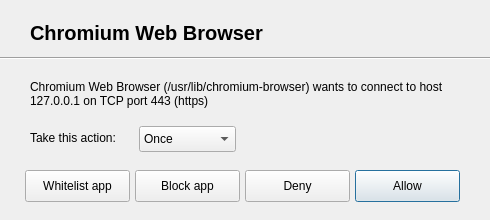
The window that opensnitch/resources/dialog.ui (evilsocket/opensnitch) describes before a commit, drawn with Qt 5.
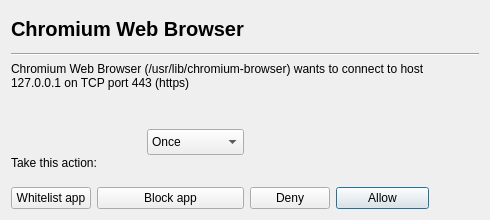
The same window after the commit.

Commit message: new version of pyqt prompt

The edit to the form file:
```diff
--- a/opensnitch/resources/dialog.ui
+++ b/opensnitch/resources/dialog.ui
@@ -30,15 +30,9 @@
   <property name="windowTitle">
    <string>OpenSnitch</string>
   </property>
+  <layout class="QGridLayout" name="gridLayout">
+   <item row="0" column="0" colspan="5">
   <widget class="QLabel" name="appNameLabel">
-   <property name="geometry">
-    <rect>
-     <x>30</x>
-     <y>20</y>
-     <width>500</width>
-     <height>25</height>
-    </rect>
-   </property>
    <property name="font">
     <font>
      <pointsize>15</pointsize>
@@ -50,28 +44,26 @@
     <string>Chromium Web Browser</string>
    </property>
   </widget>
+   </item>
+   <item row="0" column="5">
+    <widget class="QLabel" name="iconLabel">
+     <property name="text">
+      <string/>
+     </property>
+     <property name="alignment">
+      <set>Qt::AlignLeading|Qt::AlignLeft|Qt::AlignVCenter</set>
+     </property>
+    </widget>
+   </item>
+   <item row="1" column="0" colspan="7">
   <widget class="Line" name="line">
-   <property name="geometry">
-    <rect>
-     <x>0</x>
-     <y>50</y>
-     <width>491</width>
-     <height>16</height>
-    </rect>
-   </property>
    <property name="orientation">
     <enum>Qt::Horizontal</enum>
    </property>
   </widget>
+   </item>
+   <item row="2" column="0" rowspan="2" colspan="6">
   <widget class="QLabel" name="messageLabel">
-   <property name="geometry">
-    <rect>
-     <x>30</x>
-     <y>80</y>
-     <width>431</width>
-     <height>51</height>
-    </rect>
-   </property>
    <property name="text">
     <string>Chromium Web Browser (/usr/lib/chromium-browser) wants to connect to host 127.0.0.1 on TCP port 443 (https)</string>
    </property>
@@ -82,54 +74,68 @@
     <bool>true</bool>
    </property>
   </widget>
+   </item>
+   <item row="3" column="2" rowspan="2">
+    <widget class="QComboBox" name="actionComboBox">
+     <property name="minimumSize">
+      <size>
+       <width>97</width>
+       <height>26</height>
+      </size>
+     </property>
+     <property name="maximumSize">
+      <size>
+       <width>97</width>
+       <height>26</height>
+      </size>
+     </property>
+     <item>
+      <property name="text">
+       <string>Once</string>
+      </property>
+     </item>
+     <item>
+      <property name="text">
+       <string>Until Quit</string>
+      </property>
+     </item>
+     <item>
+      <property name="text">
+       <string>Forever</string>
+      </property>
+     </item>
+    </widget>
+   </item>
+   <item row="4" column="0" colspan="2">
+    <widget class="QLabel" name="actionLabel">
+     <property name="text">
+      <string>Take this action:</string>
+     </property>
+    </widget>
+   </item>
+   <item row="5" column="0">
   <widget class="QPushButton" name="whitelistButton">
-   <property name="geometry">
-    <rect>
-     <x>25</x>
-     <y>170</y>
-     <width>105</width>
-     <height>32</height>
-    </rect>
-   </property>
    <property name="text">
     <string>Whitelist app</string>
    </property>
   </widget>
+   </item>
+   <item row="5" column="1" colspan="2">
   <widget class="QPushButton" name="blockButton">
-   <property name="geometry">
-    <rect>
-     <x>135</x>
-     <y>170</y>
-     <width>105</width>
-     <height>32</height>
-    </rect>
-   </property>
    <property name="text">
     <string>Block app</string>
    </property>
   </widget>
+   </item>
+   <item row="5" column="3">
   <widget class="QPushButton" name="denyButton">
-   <property name="geometry">
-    <rect>
-     <x>245</x>
-     <y>170</y>
-     <width>105</width>
-     <height>32</height>
-    </rect>
-   </property>
    <property name="text">
     <string>Deny</string>
    </property>
   </widget>
+   </item>
+   <item row="5" column="4" colspan="2">
   <widget class="QPushButton" name="allowButton">
-   <property name="geometry">
-    <rect>
-     <x>355</x>
-     <y>170</y>
-     <width>105</width>
-     <height>32</height>
-    </rect>
-   </property>
    <property name="font">
     <font>
      <strikeout>false</strikeout>
@@ -145,72 +151,8 @@
     <bool>true</bool>
    </property>
   </widget>
-  <widget class="QComboBox" name="actionComboBox">
-   <property name="geometry">
-    <rect>
-     <x>139</x>
-     <y>126</y>
-     <width>97</width>
-     <height>26</height>
-    </rect>
-   </property>
-   <property name="minimumSize">
-    <size>
-     <width>97</width>
-     <height>26</height>
-    </size>
-   </property>
-   <property name="maximumSize">
-    <size>
-     <width>97</width>
-     <height>26</height>
-    </size>
-   </property>
-   <item>
-    <property name="text">
-     <string>Once</string>
-    </property>
    </item>
-   <item>
-    <property name="text">
-     <string>Until Quit</string>
-    </property>
-   </item>
-   <item>
-    <property name="text">
-     <string>Forever</string>
-    </property>
-   </item>
-  </widget>
-  <widget class="QLabel" name="actionLabel">
-   <property name="geometry">
-    <rect>
-     <x>30</x>
-     <y>130</y>
-     <width>111</width>
-     <height>16</height>
-    </rect>
-   </property>
-   <property name="text">
-    <string>Take this action:</string>
-   </property>
-  </widget>
-  <widget class="QLabel" name="iconLabel">
-   <property name="geometry">
-    <rect>
-     <x>430</x>
-     <y>-2</y>
-     <width>60</width>
-     <height>60</height>
-    </rect>
-   </property>
-   <property name="text">
-    <string/>
-   </property>
-   <property name="alignment">
-    <set>Qt::AlignLeading|Qt::AlignLeft|Qt::AlignVCenter</set>
-   </property>
-  </widget>
+  </layout>
  </widget>
  <resources/>
  <connections/>
```
Lines whose indentation alone changed are shown as unchanged.
